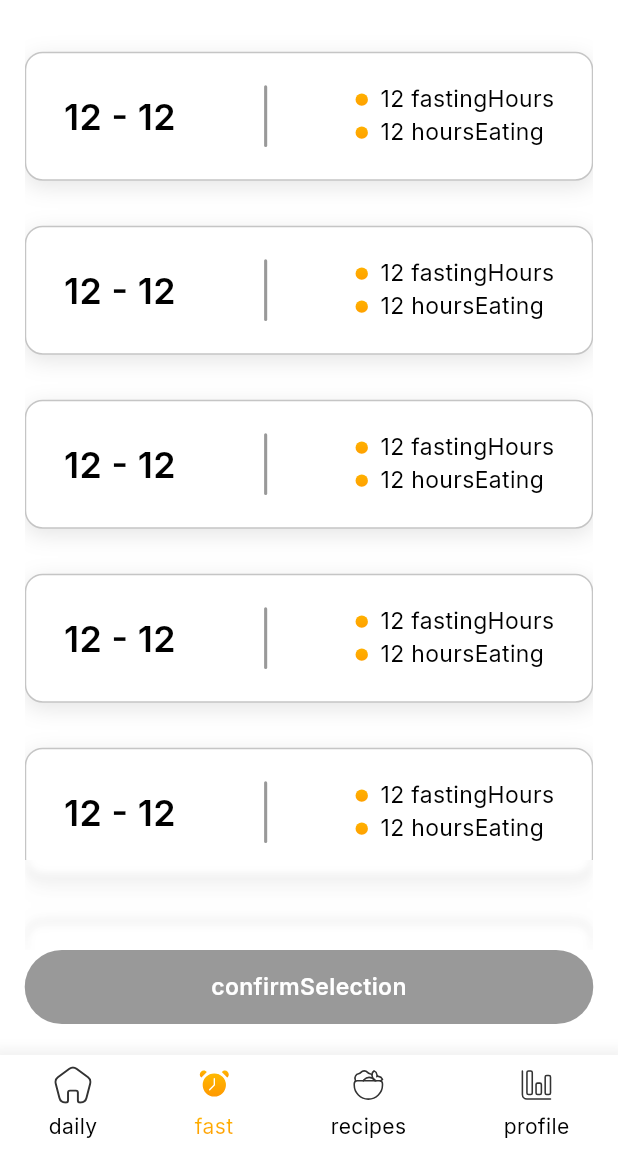
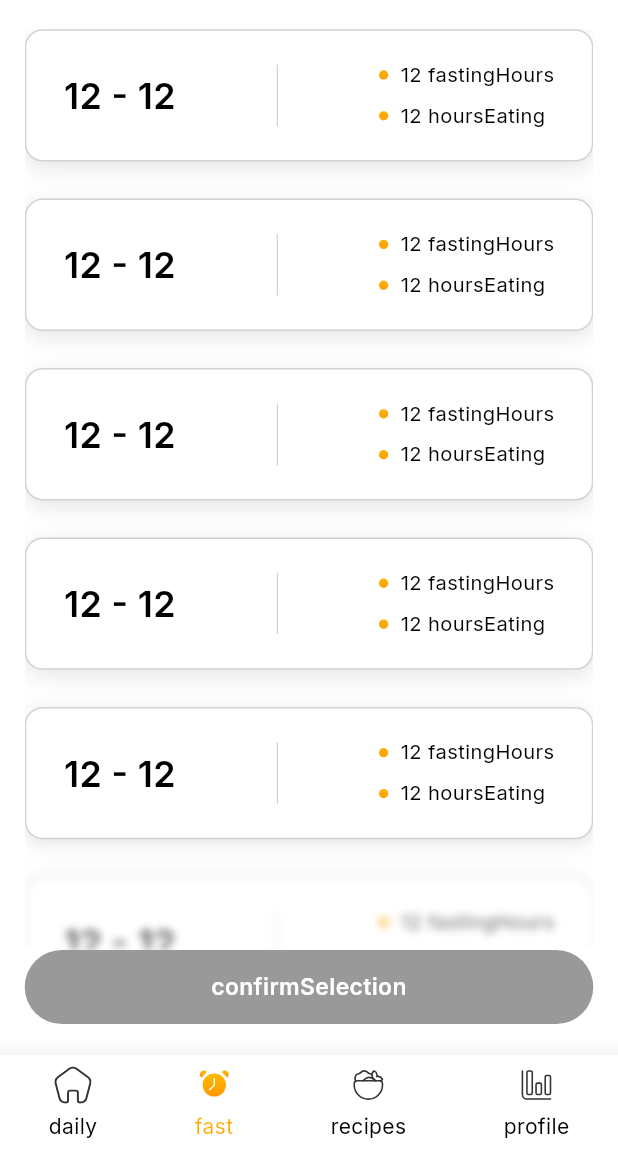
Before and after one commit to sultanalisandhu/foco_fit, a Flutter app: the screen it shows after launch, item 2 of the bottom bar chosen, on a phone screen of 412 x 824 dp, the part 61-1236 px from its top. Run offline on Flutter 3.47's test engine with Material 3 defaults, Android fonts, the phone set to English and light mode, and no system bars; our stand-ins replace confetti, device_preview, fl_chart, flutter_slidable, flutter_svg, get and 7 more; missing offline and left inert: dart:ffi; network calls fail.

Commit message:
fasting screen issue resolved

```diff
--- a/lib/screens/fast_ui/fasting_screen.dart
+++ b/lib/screens/fast_ui/fasting_screen.dart
@@ -14,10 +14,22 @@ import 'package:get/get.dart';
 import 'package:responsive_sizer/responsive_sizer.dart';
 
 class FastingScreen extends StatelessWidget {
-  const FastingScreen({super.key});
+  FastingScreen({super.key});
+
+  final ScrollController _scrollController = ScrollController();
+  final RxBool isBlurVisible = true.obs;
 
   @override
   Widget build(BuildContext context) {
+    _scrollController.addListener(() {
+      if (_scrollController.position.atEdge) {
+        bool isBottom = _scrollController.position.pixels == _scrollController.position.maxScrollExtent;
+        isBlurVisible.value = !isBottom;
+      } else {
+        isBlurVisible.value = true;
+      }
+    });
+
     return Scaffold(
       appBar: kAppBar(
         title: AppStrings.intermittentFasting,
@@ -33,6 +45,7 @@ class FastingScreen extends StatelessWidget {
                   alignment: Alignment.bottomCenter,
                   children: [
                     ListView.builder(
+                      controller: _scrollController, // Attach the ScrollController
                       itemCount: 8,
                       itemBuilder: (context, index) {
                         return Obx(() => GestureDetector(
@@ -41,23 +54,30 @@ class FastingScreen extends StatelessWidget {
                         ));
                       },
                     ),
-                    SizedBox(
-                      width: double.infinity,
-                      height: 60,
-                      child: ClipRect(
-                        child: BackdropFilter(
-                          filter: ImageFilter.blur(sigmaX: 3.0, sigmaY: 3.0), // Adjust the blur strength here
-                          child: Container(
-                            color: AppColor.whiteColor.withOpacity(0.3), // Adjust opacity for better visibility
+                    // Use Obx only for controlling the blur visibility
+                    Obx(() {
+                      return AnimatedOpacity(
+                        opacity: isBlurVisible.value ? 1.0 : 0.0,
+                        duration: const Duration(milliseconds: 300),
+                        child: SizedBox(
+                          width: double.infinity,
+                          height: 70,
+                          child: ClipRRect(
+                            child: BackdropFilter(
+                              filter: ImageFilter.blur(sigmaX: 3.0, sigmaY: 3.0),
+                              child: Container(
+                                color: AppColor.whiteColor.withOpacity(0.3),
+                              ),
+                            ),
                           ),
                         ),
-                      ),
-                    )                  ],
+                      );
+                    }),
+                  ],
                 ),
               ),
               Obx(() => _buildConfirmButton(controller, context)),
-              2.ySpace
-
+              2.ySpace,
             ],
           ).paddingSymmetric(horizontal: 2.h, vertical: 0.5.h);
         },
@@ -66,17 +86,19 @@ class FastingScreen extends StatelessWidget {
   }
 
 
+
+
   Widget _buildFastingOption(FastingController controller, int index) {
     final isSelected = controller.selectedFasting.value == index;
 
     return Container(
-      margin: const EdgeInsets.symmetric(vertical: 15),
+      margin: EdgeInsets.only(bottom: 3.h),
       padding: const EdgeInsets.symmetric(horizontal: 25, vertical: 20),
       decoration: BoxDecoration(
         color: AppColor.whiteColor,
         borderRadius: BorderRadius.circular(12),
         border: Border.all(
-          color: isSelected ? AppColor.startGradient : AppColor.greyBorder,
+          color: isSelected ? AppColor.startGradient : AppColor.lightGreyBorder,
         ),
         boxShadow: const [AppColor.shadow],
       ),
@@ -97,10 +119,10 @@ class FastingScreen extends StatelessWidget {
 
   Widget _buildDivider() {
     return Container(
-      width: 0.5.w,
+      width: 0.2.w,
       height: 5.h,
       decoration: BoxDecoration(
-        color: AppColor.greyColor,
+        color: AppColor.lightGreyBorder,
         borderRadius: BorderRadius.circular(12),
       ),
     );
@@ -111,6 +133,7 @@ class FastingScreen extends StatelessWidget {
       crossAxisAlignment: CrossAxisAlignment.start,
       children: [
         _buildFastingRow('12 ${AppStrings.fastingHours}'),
+        1.ySpace,
         _buildFastingRow('12 ${AppStrings.hoursEating}'),
       ],
     );
@@ -122,8 +145,8 @@ class FastingScreen extends StatelessWidget {
       mainAxisAlignment: MainAxisAlignment.spaceBetween,
       children: [
         Container(
-          height: 2.h,
-          width: 2.w,
+          height: 1.5.h,
+          width: 1.5.w,
           decoration: const BoxDecoration(
             shape: BoxShape.circle,
             gradient: AppColor.primaryGradient,
@@ -132,7 +155,7 @@ class FastingScreen extends StatelessWidget {
         2.xSpace,
         KText(
           text: text,
-          fontSize: 16,
+          fontSize: 15,
         ),
       ],
     );
--- a/lib/screens/fast_ui/see_fasting.dart
+++ b/lib/screens/fast_ui/see_fasting.dart
@@ -121,7 +121,7 @@ class SeeFasting extends StatelessWidget {
       ),
 
       bottomNavigationBar: Container(
-        padding: EdgeInsets.symmetric(horizontal: 1.5.h,vertical: 2.h),
+        padding: EdgeInsets.symmetric(horizontal: 4.w,vertical: 2.h),
         child: kTextButton(
             onPressed: (){
               KFastBottomSheet.breakFastSheet(context,
@@ -136,7 +136,7 @@ class SeeFasting extends StatelessWidget {
             },
             useGradient: true,
             btnText: AppStrings.startFasting,
-            fontSize: 14
+            fontSize: 16
         ),
       ),
     );
```
Also changed, not shown: lib/widgets/k_bottom_sheets/fasting_bottom_sheets.dart (+5 -11 lines).
